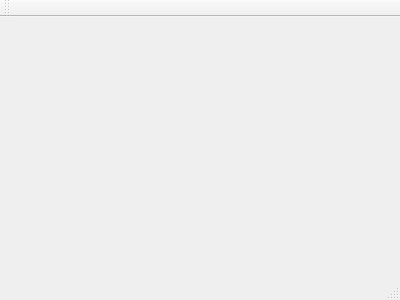
Qt form Desktop_Server/MonitorServer/mainwindow.ui (mocalab/ChronosN900) before a commit.
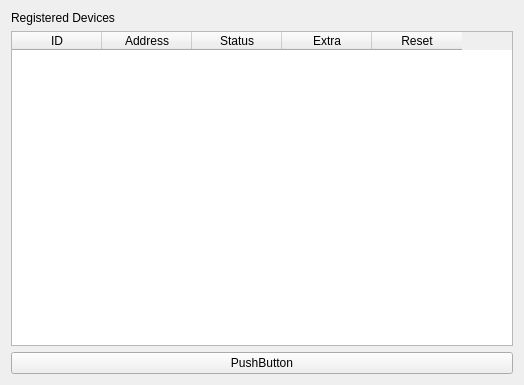
The same form after that commit.

```diff
--- a/Desktop_Server/MonitorServer/mainwindow.ui
+++ b/Desktop_Server/MonitorServer/mainwindow.ui
@@ -1,24 +1,78 @@
 <ui version="4.0">
  <class>MainWindow</class>
- <widget class="QMainWindow" name="MainWindow" >
-  <property name="geometry" >
+ <widget class="QMainWindow" name="MainWindow">
+  <property name="geometry">
    <rect>
     <x>0</x>
     <y>0</y>
-    <width>400</width>
-    <height>300</height>
+    <width>524</width>
+    <height>385</height>
    </rect>
   </property>
   <property name="windowTitle" >
    <string>MainWindow</string>
   </property>
-  <widget class="QMenuBar" name="menuBar" />
-  <widget class="QToolBar" name="mainToolBar" />
-  <widget class="QWidget" name="centralWidget" />
-  <widget class="QStatusBar" name="statusBar" />
+  <widget class="QWidget" name="centralWidget">
+   <layout class="QVBoxLayout" name="verticalLayout">
+    <item>
+     <widget class="QLabel" name="label">
+      <property name="text">
+       <string>Registered Devices</string>
+      </property>
+     </widget>
+    </item>
+    <item>
+     <widget class="QTableWidget" name="tableWidget">
+      <property name="alternatingRowColors">
+       <bool>true</bool>
+      </property>
+      <property name="selectionBehavior">
+       <enum>QAbstractItemView::SelectRows</enum>
+      </property>
+      <property name="wordWrap">
+       <bool>false</bool>
+      </property>
+      <attribute name="horizontalHeaderDefaultSectionSize">
+       <number>90</number>
+      </attribute>
+      <column>
+       <property name="text">
+        <string>ID</string>
+       </property>
+      </column>
+      <column>
+       <property name="text">
+        <string>Address</string>
+       </property>
+      </column>
+      <column>
+       <property name="text">
+        <string>Status</string>
+       </property>
+      </column>
+      <column>
+       <property name="text">
+        <string>Extra</string>
+       </property>
+      </column>
+      <column>
+       <property name="text">
+        <string>Reset</string>
+       </property>
+      </column>
+     </widget>
+    </item>
+    <item>
+     <widget class="QPushButton" name="pushButton">
+      <property name="text">
+       <string>PushButton</string>
+      </property>
+     </widget>
+    </item>
+   </layout>
+  </widget>
  </widget>
- <layoutDefault spacing="6" margin="11" />
- <pixmapfunction></pixmapfunction>
+ <layoutdefault spacing="6" margin="11"/>
  <resources/>
  <connections/>
 </ui>
```
Left out of the diff: 3 changed lines with no effect on the pictures.
